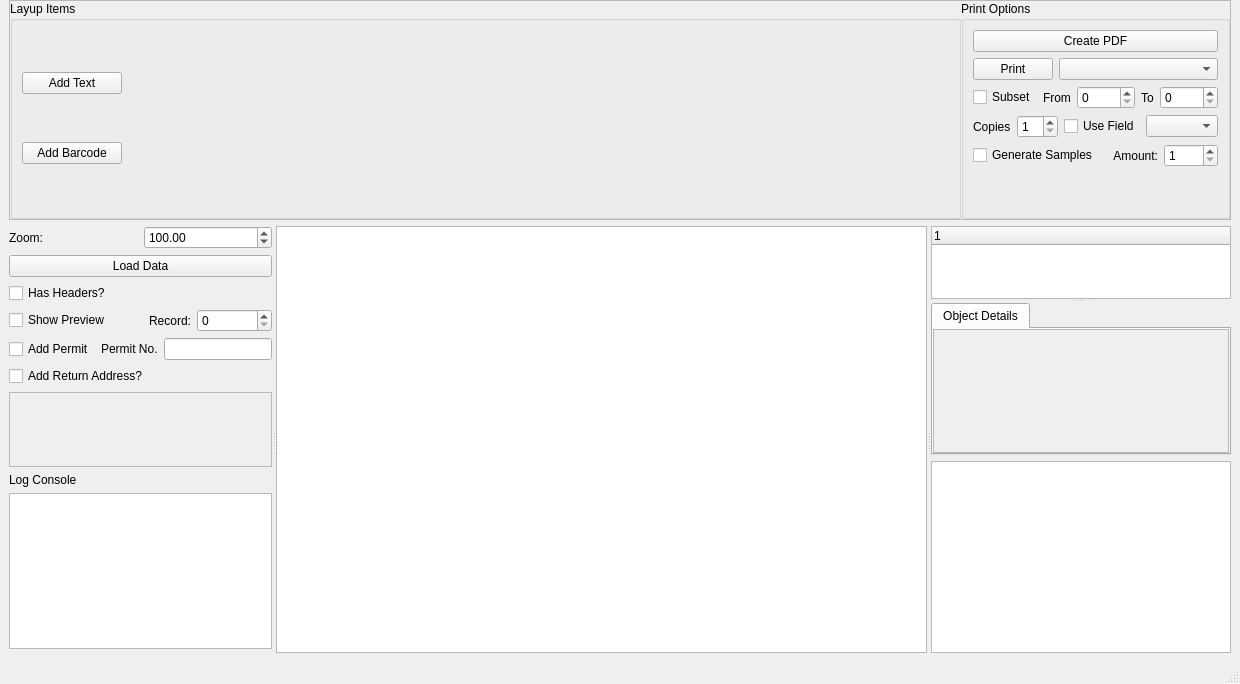
Above: LabelDesigner.ui from marvin939/label-designer before the change. Below: the same form after it.
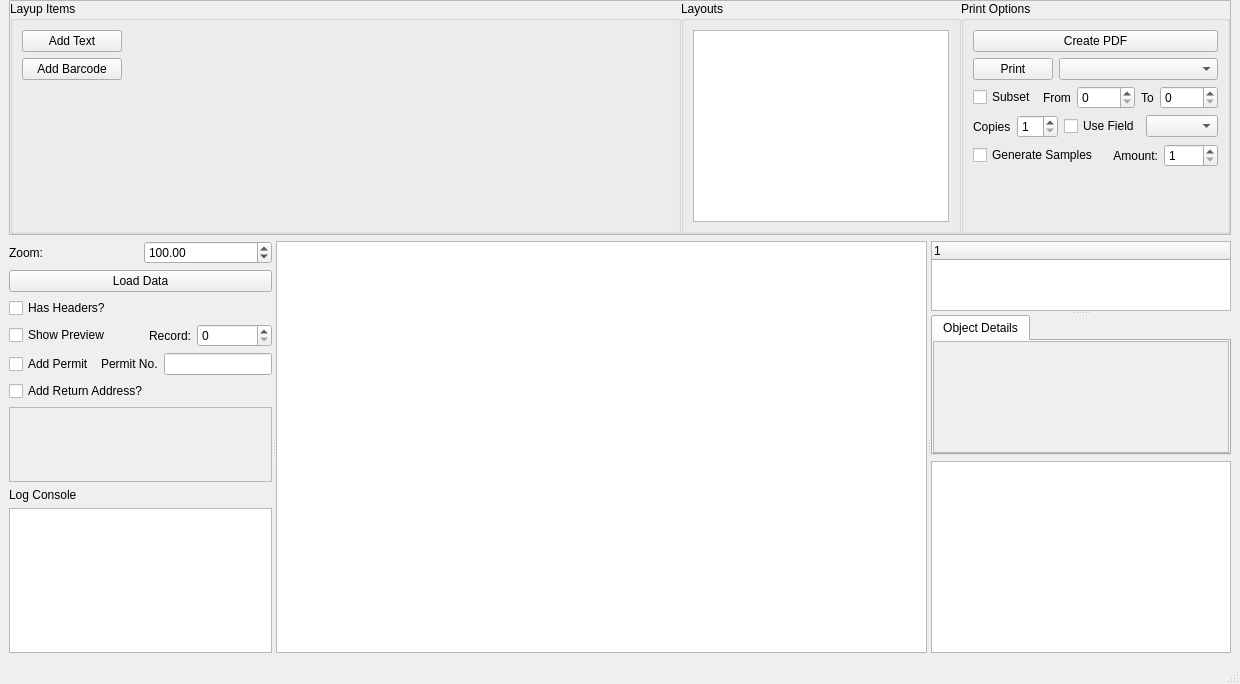
That is the form after the change. Custom widgets are drawn as their Qt base class.

```diff
--- a/LabelDesigner.ui
+++ b/LabelDesigner.ui
@@ -38,7 +38,7 @@
       <property name="frameShadow">
        <enum>QFrame::Raised</enum>
       </property>
-      <layout class="QHBoxLayout" name="horizontalLayout_4" stretch="1,0">
+      <layout class="QHBoxLayout" name="horizontalLayout_4" stretch="1,0,0">
        <property name="spacing">
         <number>0</number>
        </property>
@@ -114,6 +114,31 @@
             </property>
            </widget>
           </item>
+          <item row="3" column="0">
+           <spacer name="verticalSpacer_3">
+            <property name="orientation">
+             <enum>Qt::Vertical</enum>
+            </property>
+            <property name="sizeHint" stdset="0">
+             <size>
+              <width>20</width>
+              <height>40</height>
+             </size>
+            </property>
+           </spacer>
+          </item>
+         </layout>
+        </widget>
+       </item>
+       <item>
+        <widget class="QGroupBox" name="groupBox_3">
+         <property name="title">
+          <string>Layouts</string>
+         </property>
+         <layout class="QHBoxLayout" name="horizontalLayout_7">
+          <item>
+           <widget class="QListWidget" name="layoutList"/>
+          </item>
          </layout>
         </widget>
        </item>
@@ -556,7 +581,7 @@
                     <x>0</x>
                     <y>0</y>
                     <width>292</width>
-                    <height>105</height>
+                    <height>100</height>
                    </rect>
                   </property>
                   <layout class="QVBoxLayout" name="verticalLayout_2">
```
Left out of the diff: 2 changed lines with no effect on the pictures.
